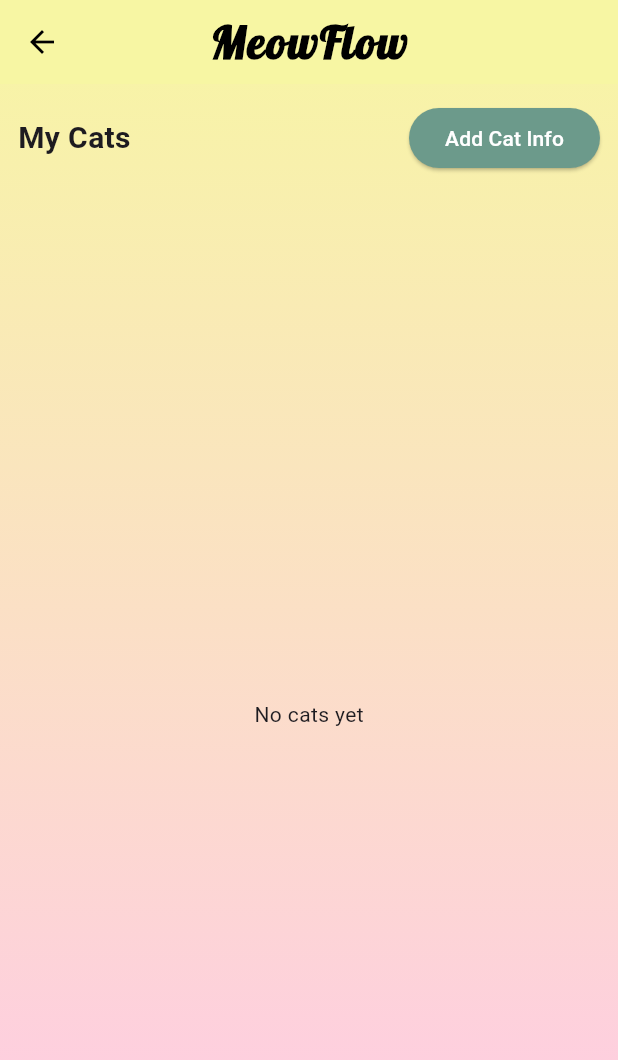
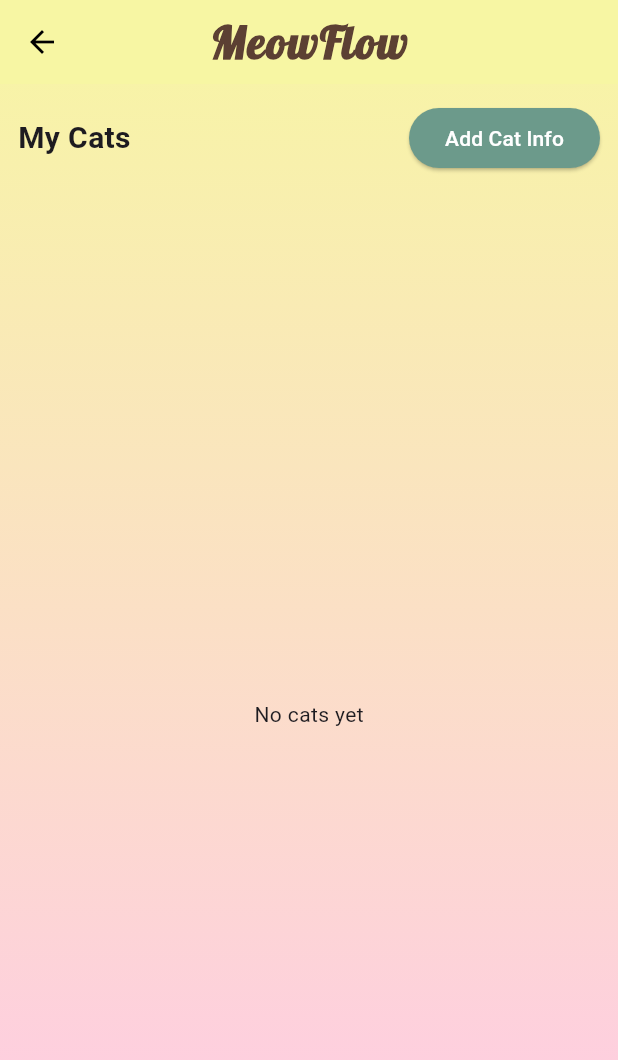
Before and after one commit to NIIIIIINO/Smart_Cat_Water_Bowl, a Flutter app: the HomePage screen opened by its route, on a phone screen of 412 x 824 dp. Shown: the top 1060 px of the screen. Run offline on Flutter 3.47's test engine with Material 3 defaults, Android fonts, the phone set to English and light mode, and no system bars; our stand-ins replace cloud_firestore, firebase_auth, firebase_core, firebase_storage, image_picker; accounts and stored records are empty; project files that could hold a hidden picture were left out.

Commit message:
Update home_page.dart

```diff
--- a/smart_cat_water_bowl/lib/pages/home_page.dart
+++ b/smart_cat_water_bowl/lib/pages/home_page.dart
@@ -30,7 +30,11 @@ class HomePage extends StatelessWidget {
         centerTitle: true,
         title: const Text(
           'MeowFlow',
-          style: TextStyle(fontSize: 30, fontWeight: FontWeight.w600),
+          style: TextStyle(
+            fontSize: 30,
+            fontWeight: FontWeight.w600,
+            color: Color(0xFF5C4033),
+          ),
         ),
       ),
       body: Column(
```
